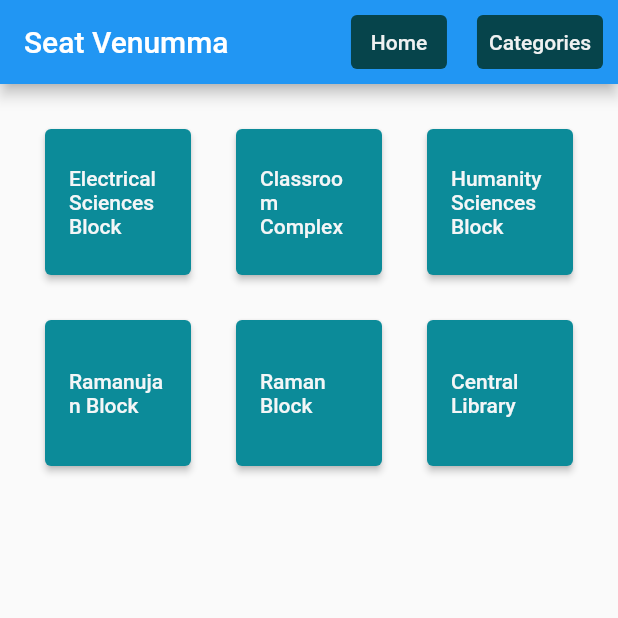
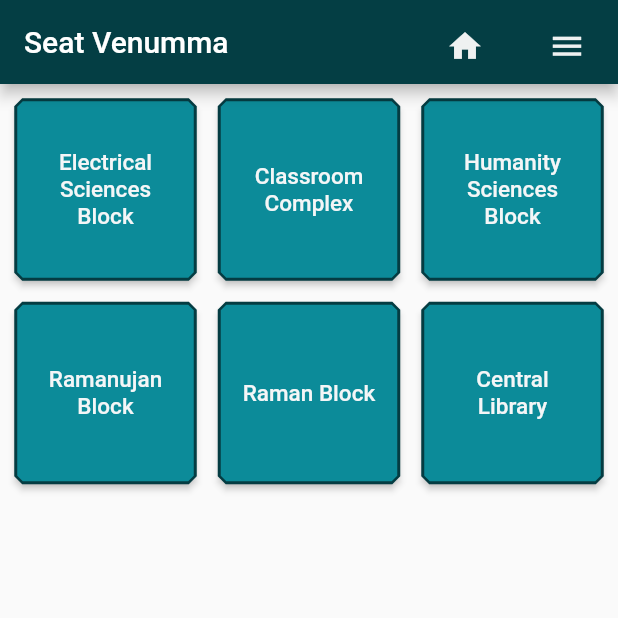
Before and after one commit to Prabha713d/Seat-Venumma, a Flutter app: the screen it shows after launch, on a phone screen of 412 x 824 dp, the top half of it. Run offline on Flutter 3.47's test engine with Material 2 defaults, Android fonts, the phone set to English and light mode, and no system bars; Roboto replaces fonts that are missing (Anton, Antonio).

Commit message:
UI refinements

```diff
--- a/lib/buildSelection.dart
+++ b/lib/buildSelection.dart
@@ -25,9 +25,9 @@ class BuildSelection extends StatelessWidget {
     BuildingDetails obj = BuildingDetails();
     return GridView.count(
       primary: false,
-      padding: const EdgeInsets.all(20),
-      crossAxisSpacing: 10,
-      mainAxisSpacing: 10,
+      padding: const EdgeInsets.all(5),
+      crossAxisSpacing: 5,
+      mainAxisSpacing: 5,
       crossAxisCount: 3,
       children: [
         //Locations(
--- a/lib/buttons.dart
+++ b/lib/buttons.dart
@@ -12,19 +12,26 @@ class Buttons extends StatelessWidget {
   Widget build(BuildContext context) {
     return Container(
       width: double.infinity,
-      margin: EdgeInsets.all(10),
+      margin: EdgeInsets.all(5),
       child: ElevatedButton(
-        style: ButtonStyle(
-          backgroundColor:
-              MaterialStateProperty.all(Color.fromARGB(255, 12, 139, 153)),
-          foregroundColor:
-              MaterialStateProperty.all(Color.fromARGB(255, 244, 246, 247)),
+        style: ElevatedButton.styleFrom(
+          backgroundColor: Color.fromARGB(255, 12, 139, 153),
+          foregroundColor: Color.fromARGB(255, 244, 246, 247),
+          shape: BeveledRectangleBorder(
+            borderRadius: BorderRadius.all(Radius.circular(5)),
+          ),
+          side: BorderSide(
+            color: Color.fromARGB(255, 4, 60, 66),
+            width: 1,
+          ),
         ),
         onPressed: () => selectHandler(buildingName),
         child: Text(
           buildingName,
+          textAlign: TextAlign.center,
           style: TextStyle(
-            fontFamily: 'Anton',
+            fontFamily: 'Antonio',
+            fontSize: 15,
           ),
         ),
       ),
--- a/lib/catButton.dart
+++ b/lib/catButton.dart
@@ -14,14 +14,12 @@ class CatButton extends StatelessWidget {
   Widget build(BuildContext context) {
     return Container(
       margin: EdgeInsets.all(10),
-      child: TextButton(
-        style: ButtonStyle(
-          backgroundColor:
-              MaterialStateProperty.all(Color.fromARGB(255, 6, 68, 75)),
-          foregroundColor:
-              MaterialStateProperty.all(Color.fromARGB(255, 239, 241, 241)),
+      child: IconButton(
+        iconSize: 25,
+        icon: Icon(
+          Icons.menu,
+          color: Color.fromARGB(255, 239, 241, 241),
         ),
-        child: Text("Categories"),
         onPressed: () => buttonClicked('Category Page'),
       ),
     );
--- a/lib/homeButton.dart
+++ b/lib/homeButton.dart
@@ -14,14 +14,12 @@ class HomeButton extends StatelessWidget {
   Widget build(BuildContext context) {
     return Container(
       margin: EdgeInsets.all(10),
-      child: TextButton(
-        style: ButtonStyle(
-          backgroundColor:
-              MaterialStateProperty.all(Color.fromARGB(255, 6, 68, 75)),
-          foregroundColor:
-              MaterialStateProperty.all(Color.fromARGB(255, 239, 241, 241)),
+      child: IconButton(
+        iconSize: 25,
+        icon: Icon(
+          Icons.home,
+          color: Color.fromARGB(255, 239, 241, 241),
         ),
-        child: Text("Home"),
         onPressed: () => buttonClicked('Seat Venumma'),
       ),
     );
--- a/lib/main.dart
+++ b/lib/main.dart
@@ -54,6 +54,7 @@ class MyAppState extends State<MyApp> {
       home: Scaffold(
         //creates and appbar on top, with two buttons and the page heading
         appBar: AppBar(
+          backgroundColor: Color.fromARGB(255, 4, 62, 68),
           actions: <Widget>[
             HomeButton(
               buttonClicked: _buttonClicked,
--- a/pubspec.yaml
+++ b/pubspec.yaml
@@ -38,6 +38,7 @@ dependencies:
   cupertino_icons: ^1.0.2
 
 dev_dependencies:
+  flutter_launcher_icons: "^0.9.2"
   flutter_test:
     sdk: flutter
 
```
Also changed, not shown: assets/seat venumma.png (added), pubspec.lock.
